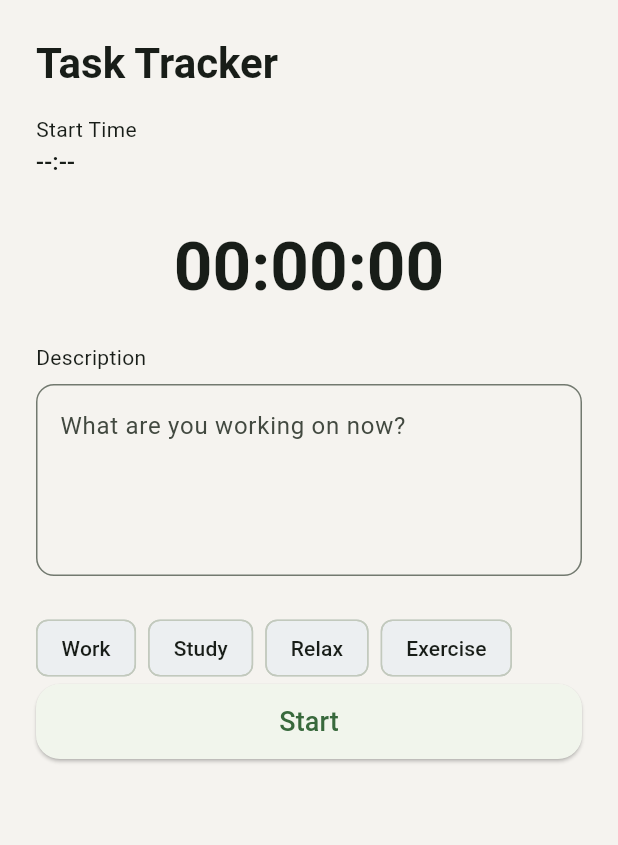
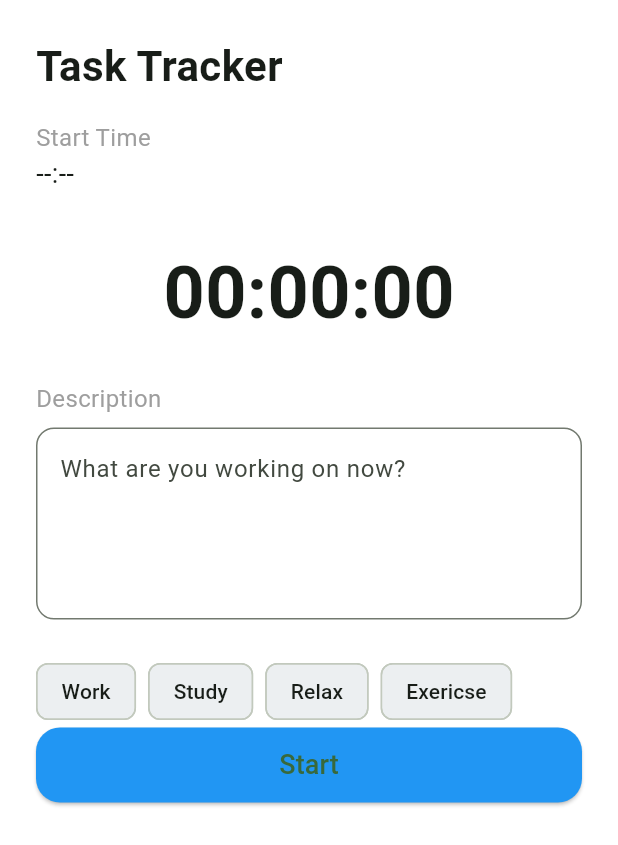
Before and after one commit to krishnakireeti-2k7/task_tracker, a Flutter app: the TaskTrackingScreen screen opened directly, on a phone screen of 412 x 824 dp. Shown: the top 845 px of the screen. Run offline on Flutter 3.47's test engine with Material 3 defaults, Android fonts, the phone set to English and light mode, and no system bars; our stand-ins replace flutter_riverpod, font_awesome_flutter, hive, hive_flutter; accounts and stored records are empty.

Commit message:
show Task details

```diff
--- a/lib/models/task.dart
+++ b/lib/models/task.dart
@@ -3,7 +3,7 @@ import 'package:hive/hive.dart';
 part 'task.g.dart';
 
 @HiveType(typeId: 0)
-class Task extends HiveObject{
+class Task extends HiveObject {
   @HiveField(0)
   String title;
 
@@ -13,5 +13,13 @@ class Task extends HiveObject{
   @HiveField(2)
   DateTime endTime;
 
-  Task({required this.title, required this.startTime, required this.endTime});
+  @HiveField(3)
+  String? description;
+
+  Task({
+    required this.title,
+    required this.startTime,
+    required this.endTime,
+    required this.description,
+  });
 }
--- a/lib/providers/theme_provider.dart
+++ b/lib/providers/theme_provider.dart
@@ -11,10 +11,16 @@ final appThemes = {
       brightness: Brightness.light,
       surface: Color(0xFFECEFF1),
     ),
+    bottomAppBarTheme: BottomAppBarTheme(
+      color: Color(0xFFE4E0DA),
+      elevation: 8,
+      shape: CircularNotchedRectangle(),
+    ),
     cardColor: Color(0xFFECEFF1),
     scaffoldBackgroundColor: Color(0xFFF5F3EF),
     appBarTheme: AppBarTheme(backgroundColor: Color(0xFFE4E0DA)),
     floatingActionButtonTheme: FloatingActionButtonThemeData(
+      shape: CircleBorder(),
       backgroundColor: Color(0xFFA3BCE2),
     ),
     inputDecorationTheme: InputDecorationTheme(border: OutlineInputBorder()),
@@ -25,6 +31,11 @@ final appThemes = {
       seedColor: Colors.blue,
       brightness: Brightness.dark,
       surface: Colors.blueGrey,
+    ),
+    bottomAppBarTheme: BottomAppBarTheme(
+      color: Color(0xFF222827),
+      elevation: 8,
+      shape: CircularNotchedRectangle()
     ),
     cardColor: Colors.blueGrey,
     scaffoldBackgroundColor: Color(0xFF222827),
--- a/lib/screens/task_tracking_screen.dart
+++ b/lib/screens/task_tracking_screen.dart
@@ -44,6 +44,7 @@ class _TaskTrackingScreenState extends ConsumerState<TaskTrackingScreen> {
       startTime: startTime!,
       endTime: endTime!,
       title: descriptionController.text.trim(),
+      description: descriptionController.text.trim(), // Pass the description
     );
 
     ref.read(taskProvider.notifier).addTask(newTask);
@@ -72,6 +73,7 @@ class _TaskTrackingScreenState extends ConsumerState<TaskTrackingScreen> {
     final dateFormat = DateFormat.yMMMd().add_jm();
 
     return Scaffold(
+      backgroundColor: Colors.white,
       body: SafeArea(
         child: Padding(
           padding: const EdgeInsets.all(24),
@@ -79,34 +81,39 @@ class _TaskTrackingScreenState extends ConsumerState<TaskTrackingScreen> {
             child: Column(
               crossAxisAlignment: CrossAxisAlignment.start,
               children: [
-                Text(
+                const Text(
                   'Task Tracker',
-                  style: Theme.of(context).textTheme.headlineMedium?.copyWith(
-                    fontWeight: FontWeight.bold,
-                  ),
+                  style: TextStyle(fontSize: 28, fontWeight: FontWeight.bold),
                 ),
                 const SizedBox(height: 16),
-                Text(
+
+                const Text(
                   'Start Time',
-                  style: Theme.of(context).textTheme.bodyMedium,
+                  style: TextStyle(fontSize: 16, color: Colors.grey),
                 ),
                 Text(
                   startTime != null ? dateFormat.format(startTime!) : '--:--',
-                  style: Theme.of(context).textTheme.titleMedium,
+                  style: const TextStyle(fontSize: 18),
                 ),
+
                 const SizedBox(height: 32),
+
                 Center(
                   child: Text(
                     _formatDuration(elapsed),
-                    style: Theme.of(context).textTheme.displayMedium?.copyWith(
+                    style: const TextStyle(
+                      fontSize: 48,
                       fontWeight: FontWeight.bold,
                     ),
                   ),
                 ),
+
                 const SizedBox(height: 24),
-                Text(
+
+                // Always show the description field
+                const Text(
                   'Description',
-                  style: Theme.of(context).textTheme.bodyMedium,
+                  style: TextStyle(fontSize: 16, color: Colors.grey),
                 ),
                 const SizedBox(height: 8),
                 TextField(
@@ -119,15 +126,17 @@ class _TaskTrackingScreenState extends ConsumerState<TaskTrackingScreen> {
                     ),
                   ),
                 ),
+
                 const SizedBox(height: 24),
+
                 Wrap(
                   spacing: 8,
                   children: [
-                    for (final label in ['Work', 'Study', 'Relax', 'Exercise'])
+                    for (final lable in ['Work', 'Study', 'Relax', 'Exericse'])
                       ActionChip(
-                        label: Text(label),
+                        label: Text(lable),
                         onPressed: () {
-                          descriptionController.text = label;
+                          descriptionController.text = lable;
                           descriptionController
                               .selection = TextSelection.fromPosition(
                             TextPosition(
@@ -139,21 +148,25 @@ class _TaskTrackingScreenState extends ConsumerState<TaskTrackingScreen> {
                       ),
                   ],
                 ),
+
                 if (!isTracking)
                   ElevatedButton(
                     onPressed: _startTimer,
                     style: ElevatedButton.styleFrom(
                       minimumSize: const Size.fromHeight(50),
+                      backgroundColor: Colors.blue,
                       shape: RoundedRectangleBorder(
                         borderRadius: BorderRadius.circular(16),
                       ),
                     ),
                     child: const Text('Start', style: TextStyle(fontSize: 18)),
                   ),
+
                 if (isTracking)
                   ElevatedButton(
                     onPressed: _stopTimer,
                     style: ElevatedButton.styleFrom(
+                      backgroundColor: Colors.blue,
                       minimumSize: const Size.fromHeight(50),
                       shape: RoundedRectangleBorder(
                         borderRadius: BorderRadius.circular(16),
--- a/pubspec.yaml
+++ b/pubspec.yaml
@@ -37,6 +37,7 @@ dependencies:
   flutter_riverpod: ^2.6.1
   intl: ^0.20.2
   font_awesome_flutter: ^10.8.0
+  fl_chart: ^1.0.0
 
 dev_dependencies:
   flutter_test:
```
Also changed, not shown: lib/screens/analytics_screen.dart (added, +26 -0 lines), lib/screens/home_screen.dart (+15 -3 lines), lib/widgets/show_task_details.dart (added, +69 -0 lines), lib/models/task.g.dart, pubspec.lock.
